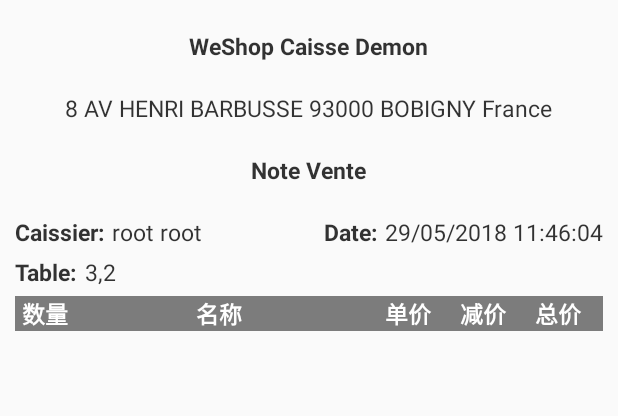
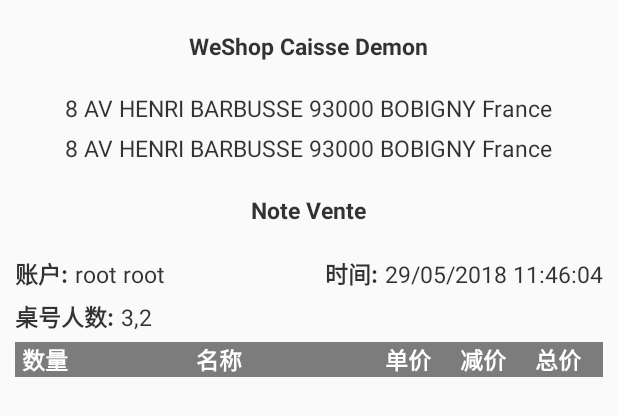
Before and after one commit to guodong89758/FoodOrder, an Android app: the layout order_info_header_view2.xml on its own in the app's theme, with its tools: preview values and no code run, on a phone screen of 412 x 824 dp. Shown: the top 416 px of the screen. Run offline under Robolectric (Android 15) with nearby library versions, the phone set to English and light mode, and no system bars.

Commit message:
添加凭单页逻辑

```diff
--- a/app/src/main/java/com/foodorder/parse/AppInitParse.java
+++ b/app/src/main/java/com/foodorder/parse/AppInitParse.java
@@ -21,9 +21,11 @@ public class AppInitParse {
         if (data == null) {
             return;
         }
+        String companyName = data.optString("Name");
         String address = data.optString("Address");
         String postCode = data.optString("Postcode");
         String city = data.optString("City");
+        UserManager.getInstance().setName(companyName);
         UserManager.getInstance().setAddress(address);
         UserManager.getInstance().setPostCode(postCode);
         UserManager.getInstance().setCity(city);
--- a/app/src/main/res/layout/order_info_header_view2.xml
+++ b/app/src/main/res/layout/order_info_header_view2.xml
@@ -37,6 +37,18 @@
             tools:text="8 AV HENRI BARBUSSE 93000 BOBIGNY France" />
 
         <TextView
+            android:id="@+id/tv_city"
+            android:layout_width="wrap_content"
+            android:layout_height="wrap_content"
+            android:layout_marginLeft="20dp"
+            android:layout_marginRight="20dp"
+            android:layout_marginTop="5dp"
+            android:gravity="center"
+            android:textColor="@color/black_80"
+            android:textSize="@dimen/item_name_text_size"
+            tools:text="8 AV HENRI BARBUSSE 93000 BOBIGNY France" />
+
+        <TextView
             android:layout_width="wrap_content"
             android:layout_height="wrap_content"
             android:layout_marginTop="20dp"
@@ -58,7 +70,7 @@
                 <TextView
                     android:layout_width="wrap_content"
                     android:layout_height="wrap_content"
-                    android:text="Caissier:"
+                    android:text="@string/order_info_account"
                     android:textColor="@color/black_80"
                     android:textSize="@dimen/item_name_text_size"
                     android:textStyle="bold" />
@@ -83,7 +95,7 @@
                 <TextView
                     android:layout_width="wrap_content"
                     android:layout_height="wrap_content"
-                    android:text="Date:"
+                    android:text="@string/order_info_date"
                     android:textColor="@color/black_80"
                     android:textSize="@dimen/item_name_text_size"
                     android:textStyle="bold" />
@@ -110,7 +122,7 @@
             <TextView
                 android:layout_width="wrap_content"
                 android:layout_height="wrap_content"
-                android:text="Table:"
+                android:text="@string/order_info_table"
                 android:textColor="@color/black_80"
                 android:textSize="@dimen/item_name_text_size"
                 android:textStyle="bold" />
@@ -138,7 +150,7 @@
                 android:layout_width="40dp"
                 android:layout_height="wrap_content"
                 android:gravity="center"
-                android:text="数量"
+                android:text="@string/order_info_item_quantity"
                 android:textColor="@color/white"
                 android:textSize="@dimen/item_name_text_size"
                 android:textStyle="bold" />
@@ -148,7 +160,7 @@
                 android:layout_height="wrap_content"
                 android:layout_weight="1"
                 android:gravity="center"
-                android:text="名称"
+                android:text="@string/order_info_item_name"
                 android:textColor="@color/white"
                 android:textSize="@dimen/item_name_text_size"
                 android:textStyle="bold" />
@@ -157,7 +169,7 @@
                 android:layout_width="60dp"
                 android:layout_height="wrap_content"
                 android:gravity="center"
-                android:text="单价"
+                android:text="@string/order_info_item_price"
                 android:textColor="@color/white"
                 android:textSize="@dimen/item_name_text_size"
                 android:textStyle="bold" />
@@ -166,7 +178,7 @@
                 android:layout_width="40dp"
                 android:layout_height="wrap_content"
                 android:gravity="center"
-                android:text="减价"
+                android:text="@string/order_info_item_reduction"
                 android:textColor="@color/white"
                 android:textSize="@dimen/item_name_text_size"
                 android:textStyle="bold" />
@@ -175,7 +187,7 @@
                 android:layout_width="60dp"
                 android:layout_height="wrap_content"
                 android:gravity="center"
-                android:text="总价"
+                android:text="@string/order_info_item_total"
                 android:textColor="@color/white"
                 android:textSize="@dimen/item_name_text_size"
                 android:textStyle="bold" />
--- a/app/src/main/res/layout/order_voucher_footer.xml
+++ b/app/src/main/res/layout/order_voucher_footer.xml
@@ -22,7 +22,7 @@
             <TextView
                 android:layout_width="wrap_content"
                 android:layout_height="wrap_content"
-                android:text="REMISE TOTAL:"
+                android:text="@string/order_info_reduction"
                 android:textColor="@color/black_80"
                 android:textSize="20dp"
                 android:textStyle="bold" />
@@ -48,7 +48,7 @@
             <TextView
                 android:layout_width="wrap_content"
                 android:layout_height="wrap_content"
-                android:text="REMISE TOTAL:"
+                android:text="@string/order_info_total"
                 android:textColor="@color/black_80"
                 android:textSize="20dp"
                 android:textStyle="bold" />
@@ -75,7 +75,7 @@
             <TextView
                 android:layout_width="wrap_content"
                 android:layout_height="wrap_content"
-                android:text="Nombre de lignes:"
+                android:text="@string/order_info_line"
                 android:textColor="@color/black_80"
                 android:textSize="@dimen/item_name_text_size"
                 android:textStyle="bold" />
--- a/app/src/main/res/values/strings.xml
+++ b/app/src/main/res/values/strings.xml
@@ -86,8 +86,20 @@
     <string name="order_add_good">加菜</string>
     <string name="order_id">订单编号:</string>
     <string name="order_time">创建时间:</string>
+
     <string name="order_info_tab_1">详情</string>
     <string name="order_info_tab_2">凭单</string>
+    <string name="order_info_account">账户:</string>
+    <string name="order_info_date">时间:</string>
+    <string name="order_info_table">桌号人数:</string>
+    <string name="order_info_item_quantity">数量</string>
+    <string name="order_info_item_name">名称</string>
+    <string name="order_info_item_price">单价</string>
+    <string name="order_info_item_reduction">减价</string>
+    <string name="order_info_item_total">总价</string>
+    <string name="order_info_reduction">整体减价:</string>
+    <string name="order_info_total">总价:</string>
+    <string name="order_info_line">点菜行数:</string>
 
 
     <!-- error -->
```
Also changed, not shown: app/src/main/java/com/foodorder/activity/LoginActivity.java (+11 -2 lines), app/src/main/java/com/foodorder/adapter/OrderVoucherAdapter.java (added, +75 -0 lines), app/src/main/java/com/foodorder/entry/OrderInfo.java (added, +131 -0 lines), app/src/main/java/com/foodorder/fragment/OrderInfoFragment2.java (+40 -45 lines), app/src/main/java/com/foodorder/logic/UserManager.java (+27 -0 lines), 2 other files.
